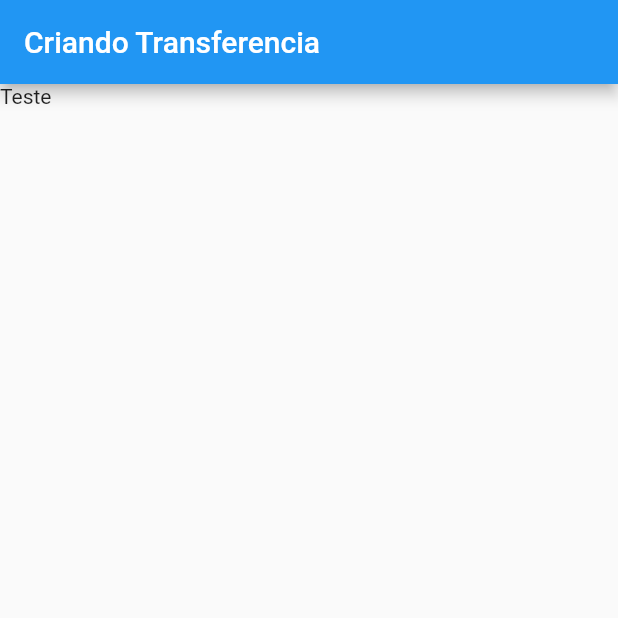
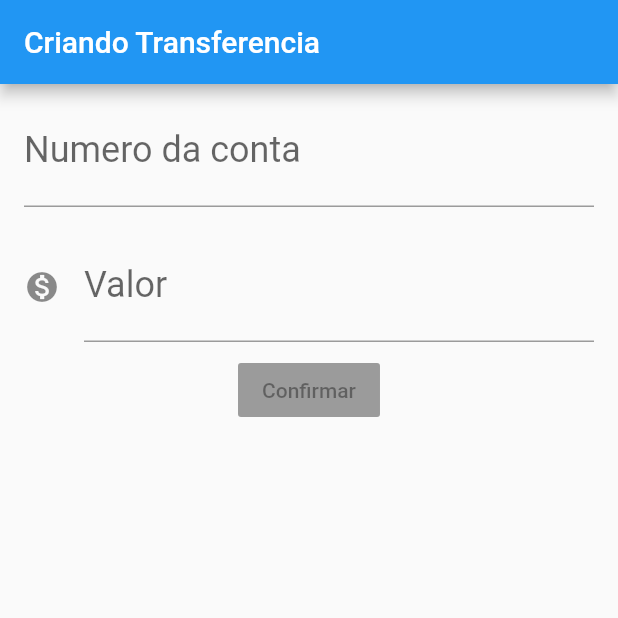
Before and after one commit to gabrielvcunha/alura-formacao-flutter, a Flutter app: the screen it shows after launch, on a phone screen of 412 x 824 dp, the top half of it. Run offline on Flutter 3.47's test engine with Material 2 defaults, Android fonts, the phone set to English and light mode, and no system bars.

Commit message:
Fundamentos - Aula 03.3 Montando o layout do formulario

```diff
--- a/bytebank/lib/main.dart
+++ b/bytebank/lib/main.dart
@@ -15,7 +15,38 @@ class FormularioTransferencia extends StatelessWidget {
   @override
   Widget build(BuildContext context) => Scaffold(
         appBar: AppBar(title: Text("Criando Transferencia")),
-        body: Text("Teste"),
+        body: Column(
+          children: <Widget>[
+            Padding(
+              padding:
+                  const EdgeInsets.symmetric(horizontal: 16.0, vertical: 8.0),
+              child: TextField(
+                style: TextStyle(fontSize: 24.0),
+                decoration: InputDecoration(
+                  labelText: "Numero da conta",
+                  hintText: "0000",
+                ),
+                keyboardType: TextInputType.number,
+              ),
+            ),
+            Padding(
+              padding:
+                  const EdgeInsets.symmetric(horizontal: 16.0, vertical: 8.0),
+              child: TextField(
+                style: TextStyle(fontSize: 24.0),
+                decoration: InputDecoration(
+                  icon: Icon(Icons.monetization_on),
+                  labelText: "Valor",
+                  hintText: "0.00",
+                ),
+                keyboardType: TextInputType.number,
+              ),
+            ),
+            RaisedButton(
+              child: Text("Confirmar"),
+            ),
+          ],
+        ),
       );
 }
 
```
